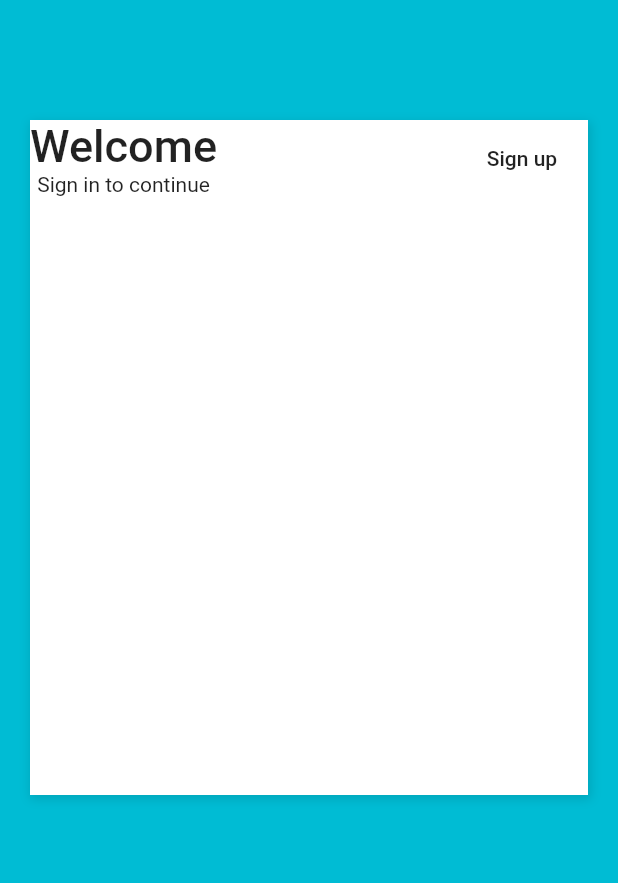
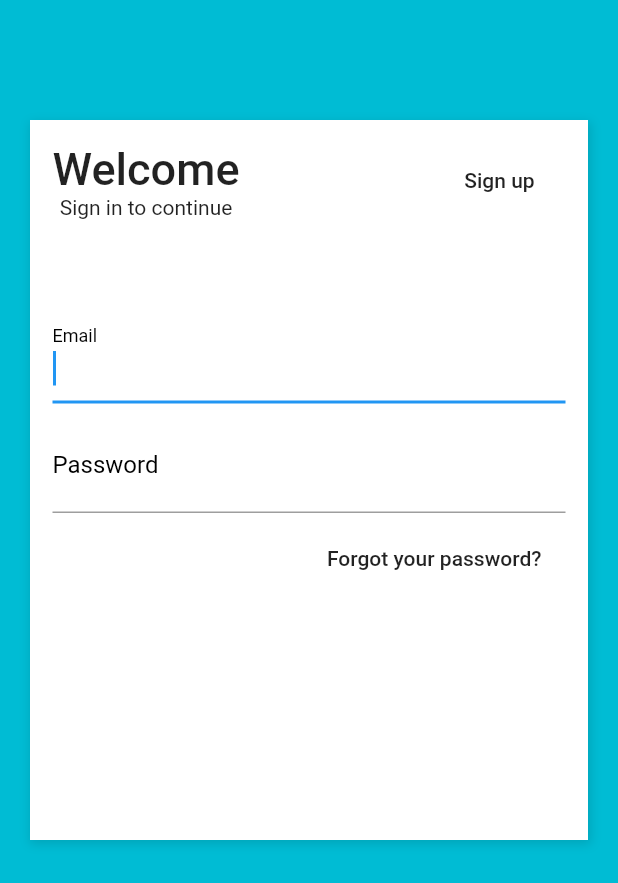
Before and after one commit to viniciusaugutis/flutter-shopping-layout, a Flutter app: the screen it shows after launch, on a phone screen of 412 x 824 dp. Shown: the top 883 px of the screen. Run offline on Flutter 3.47's test engine with Material 2 defaults, Android fonts, the phone set to English and light mode, and no system bars.

Commit message:
Botao de esqueceu sua senha

```diff
--- a/lib/pages/login.page.dart
+++ b/lib/pages/login.page.dart
@@ -16,7 +16,7 @@ class LoginPage extends StatelessWidget {
           child: Column(
             children: <Widget>[
               Container(
-                  height: 450,
+                height: 480,
                 decoration: BoxDecoration(
                   color: Colors.white,
                   boxShadow: [
@@ -28,7 +28,10 @@ class LoginPage extends StatelessWidget {
                     )
                   ],
                 ),
-                  child: ListView(children: <Widget>[
+                child: Padding(
+                  padding: EdgeInsets.all(15),
+                  child: ListView(
+                    children: <Widget>[
                       Row(
                         mainAxisAlignment: MainAxisAlignment.spaceBetween,
                         children: <Widget>[
@@ -44,8 +47,56 @@ class LoginPage extends StatelessWidget {
                             child: Text("Sign up"),
                             onPressed: () {},
                           )
-                        ]),
-                  ])),
+                        ],
+                      ),
+                      SizedBox(
+                        height: 60,
+                      ),
+                      TextFormField(
+                        autofocus: true,
+                        keyboardType: TextInputType.emailAddress,
+                        decoration: InputDecoration(
+                            labelText: "Email",
+                            labelStyle: TextStyle(
+                                color: Colors.black,
+                                fontWeight: FontWeight.w400,
+                                fontSize: 16)),
+                        style: TextStyle(
+                          fontSize: 20,
+                        ),
+                      ),
+                      SizedBox(
+                        height: 10,
+                      ),
+                      TextFormField(
+                        autofocus: true,
+                        obscureText: true,
+                        keyboardType: TextInputType.text,
+                        decoration: InputDecoration(
+                            labelText: "Password",
+                            labelStyle: TextStyle(
+                                color: Colors.black,
+                                fontWeight: FontWeight.w400,
+                                fontSize: 16)),
+                        style: TextStyle(
+                          fontSize: 20,
+                        ),
+                      ),
+                      SizedBox(
+                        height: 10,
+                      ),
+                      Container(
+                        alignment: Alignment.centerRight,
+                        height: 40,
+                        child: FlatButton(
+                          child: Text("Forgot your password?"),
+                          onPressed: () {},
+                        ),
+                      )
+                    ],
+                  ),
+                ),
+              ),
             ],
           ),
         ),
```
Lines whose indentation alone changed are shown as unchanged.
